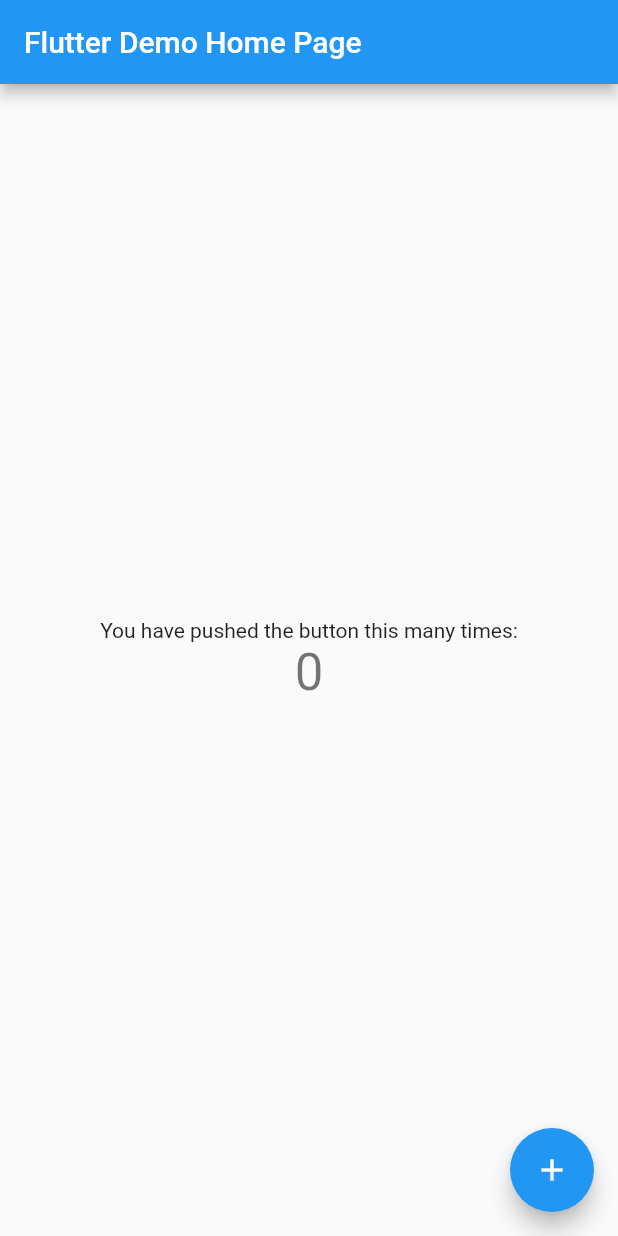
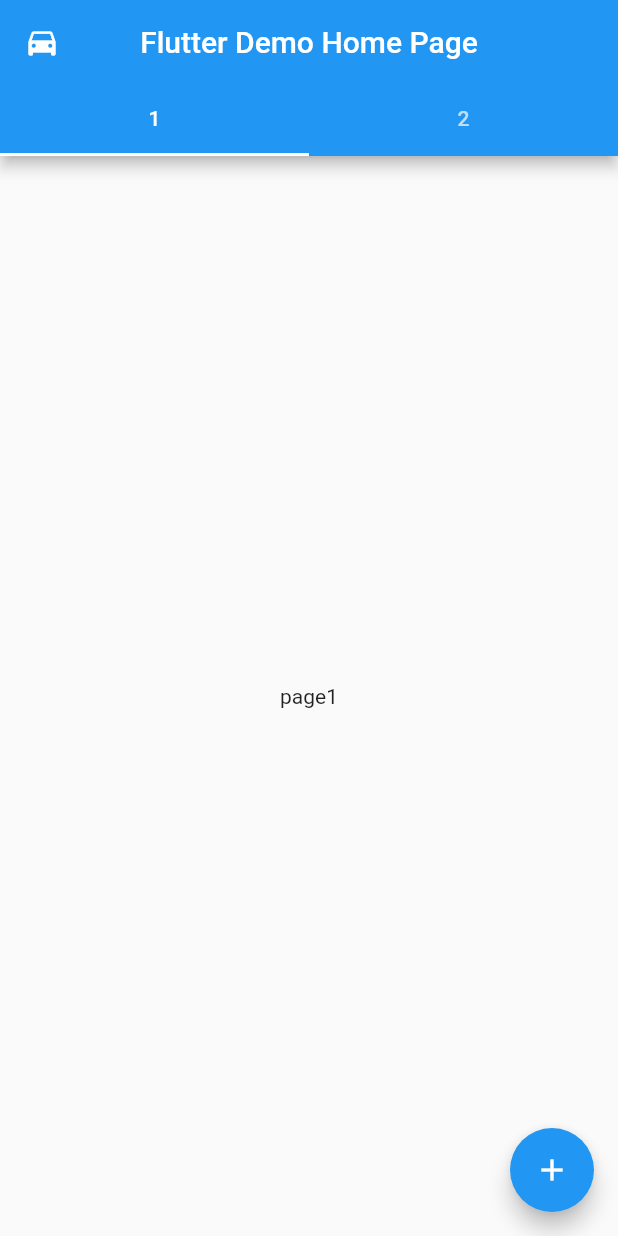
Before and after one commit to mu-suke/tab_bar_sample, a Flutter app: the screen it shows after launch, on a phone screen of 412 x 824 dp. Run offline on Flutter 3.47's test engine with Material 2 defaults, Android fonts, the phone set to English and light mode, and no system bars.

Commit message:
implement tab bar

```diff
--- a/lib/main.dart
+++ b/lib/main.dart
@@ -1,4 +1,5 @@
 import 'package:flutter/material.dart';
+import 'my_home_page.dart';
 
 void main() {
   runApp(MyApp());
@@ -17,49 +18,3 @@ class MyApp extends StatelessWidget {
     );
   }
 }
-
-class MyHomePage extends StatefulWidget {
-  MyHomePage({Key key, this.title}) : super(key: key);
-  final String title;
-
-  @override
-  _MyHomePageState createState() => _MyHomePageState();
-}
-
-class _MyHomePageState extends State<MyHomePage> {
-  int _counter = 0;
-
-  void _incrementCounter() {
-    setState(() {
-      _counter++;
-    });
-  }
-
-  @override
-  Widget build(BuildContext context) {
-    return Scaffold(
-      appBar: AppBar(
-        title: Text(widget.title),
-      ),
-      body: Center(
-        child: Column(
-          mainAxisAlignment: MainAxisAlignment.center,
-          children: <Widget>[
-            Text(
-              'You have pushed the button this many times:',
-            ),
-            Text(
-              '$_counter',
-              style: Theme.of(context).textTheme.headline4,
-            ),
-          ],
-        ),
-      ),
-      floatingActionButton: FloatingActionButton(
-        onPressed: _incrementCounter,
-        tooltip: 'Increment',
-        child: Icon(Icons.add),
-      ), // This trailing comma makes auto-formatting nicer for build methods.
-    );
-  }
-}
--- /dev/null
+++ b/lib/my_home_page.dart
@@ -0,0 +1,84 @@
+import 'package:flutter/material.dart';
+
+class MyHomePage extends StatefulWidget {
+  MyHomePage({Key key, this.title}) : super(key: key);
+  final String title;
+
+  @override
+  _MyHomePageState createState() => _MyHomePageState();
+}
+
+class _MyHomePageState extends State<MyHomePage>
+    with SingleTickerProviderStateMixin {
+  final Map<Tab, Widget> _tabs = {
+    const Tab(text: '1'): page1(),
+    const Tab(text: '2'): page2(),
+  };
+
+  final GlobalKey _scaffold = GlobalKey();
+  TabController _tabController;
+  int _counter = 0;
+
+  void _incrementCounter() {
+    setState(() {
+      _counter++;
+    });
+  }
+
+  @override
+  void initState() {
+    _tabController = TabController(vsync: this, length: _tabs.length);
+    super.initState();
+  }
+
+  @override
+  Widget build(BuildContext context) {
+    return DefaultTabController(
+      length: _tabs.length,
+      child: Scaffold(
+        key: _scaffold,
+        appBar: AppBar(
+          title: Text(widget.title),
+          bottom: TabBar(
+            controller: _tabController,
+            tabs: _tabs.keys.toList(),
+          ),
+          centerTitle: true,
+          leading: const Icon(Icons.directions_car),
+        ),
+        body: TabBarView(
+          controller: _tabController,
+          children: _tabs.values.toList()
+        ),
+        floatingActionButton: FloatingActionButton(
+          onPressed: _incrementCounter,
+          tooltip: 'Increment',
+          child: Icon(Icons.add),
+        ),
+      ),
+    );
+  }
+
+  static Widget page1() {
+    return Container(
+      child: Center(
+        child: Text('page1'),
+      ),
+    );
+  }
+
+  static Widget page2() {
+    return Container(
+      child: Center(
+        child: Text('page2'),
+      ),
+    );
+  }
+
+  @override
+  void dispose() {
+    _tabController.dispose();
+    super.dispose();
+  }
+
+}
```
